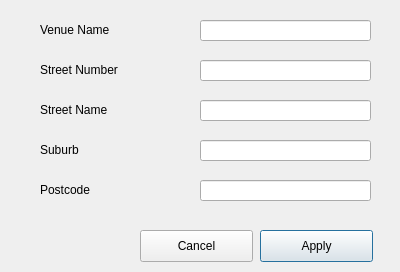
Qt form addvenuediag.ui (stefanmarjanovic/Comp) before a commit.
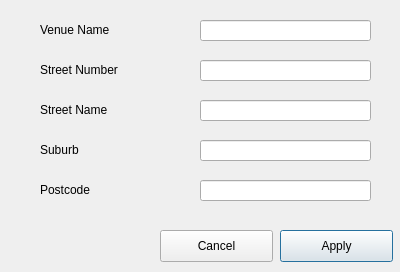
The same form after that commit.

```diff
--- a/addvenuediag.ui
+++ b/addvenuediag.ui
@@ -140,7 +140,7 @@
   <widget class="QPushButton" name="apply">
    <property name="geometry">
     <rect>
-     <x>260</x>
+     <x>280</x>
      <y>230</y>
      <width>113</width>
      <height>32</height>
@@ -165,7 +165,7 @@
   <widget class="QPushButton" name="cancel">
    <property name="geometry">
     <rect>
-     <x>140</x>
+     <x>160</x>
      <y>230</y>
      <width>113</width>
      <height>32</height>
```
